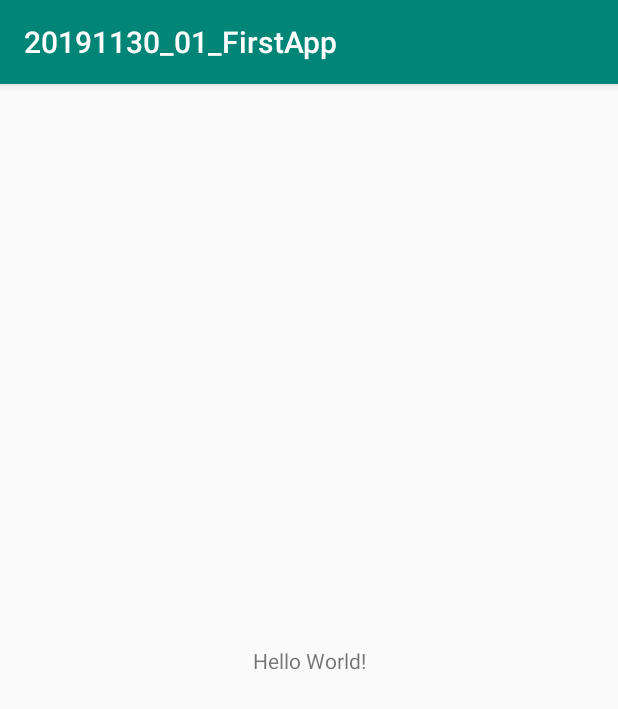
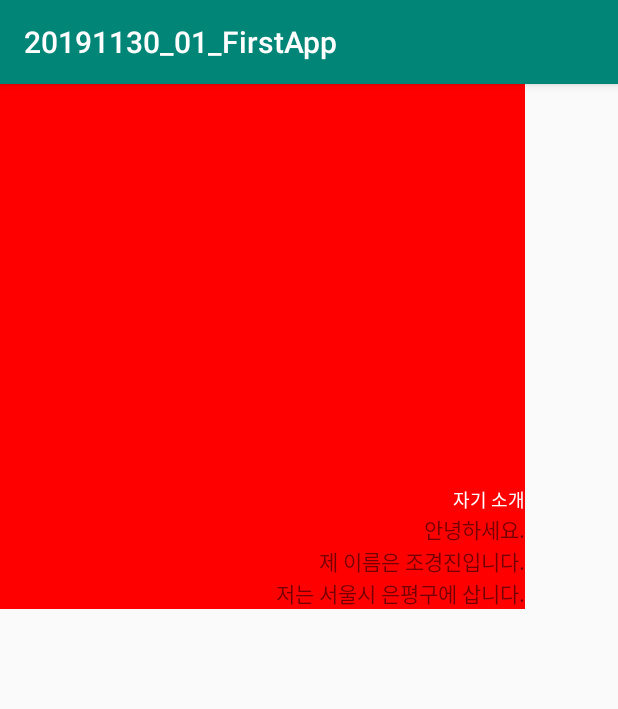
Before and after one commit to cho881020/20191130_01_FirstApp, an Android app: the screen it shows after launch (MainActivity), on a phone screen of 412 x 824 dp. Shown: the top 709 px of the screen. Run offline under Robolectric (Android 15) with nearby library versions, the phone set to English and light mode, and no system bars.

Commit message:
LinearLayout / TextView 속성 연습

```diff
--- a/app/src/main/res/layout/activity_main.xml
+++ b/app/src/main/res/layout/activity_main.xml
@@ -1,18 +1,41 @@
 <?xml version="1.0" encoding="utf-8"?>
-<androidx.constraintlayout.widget.ConstraintLayout xmlns:android="http://schemas.android.com/apk/res/android"
+<LinearLayout xmlns:android="http://schemas.android.com/apk/res/android"
     xmlns:app="http://schemas.android.com/apk/res-auto"
     xmlns:tools="http://schemas.android.com/tools"
     android:layout_width="match_parent"
     android:layout_height="match_parent"
     tools:context=".MainActivity">
 
-    <TextView
-        android:layout_width="wrap_content"
-        android:layout_height="wrap_content"
-        android:text="Hello World!"
-        app:layout_constraintBottom_toBottomOf="parent"
-        app:layout_constraintLeft_toLeftOf="parent"
-        app:layout_constraintRight_toRightOf="parent"
-        app:layout_constraintTop_toTopOf="parent" />
+    <LinearLayout
+        android:layout_width="350dp"
+        android:layout_height="350dp"
+        android:background="#FF0000"
+        android:gravity="right|bottom"
+        android:orientation="vertical">
 
-</androidx.constraintlayout.widget.ConstraintLayout>
+        <TextView
+            android:layout_width="wrap_content"
+            android:layout_height="wrap_content"
+            android:text="자기 소개"
+            android:textColor="#FFFFFF"
+            android:textSize="12sp"/>
+
+        <TextView
+            android:layout_width="wrap_content"
+            android:layout_height="wrap_content"
+            android:text="안녕하세요."/>
+
+        <TextView
+            android:layout_width="wrap_content"
+            android:layout_height="wrap_content"
+            android:text="제 이름은 조경진입니다." />
+
+        <TextView
+            android:layout_width="wrap_content"
+            android:layout_height="wrap_content"
+            android:text="저는 서울시 은평구에 삽니다." />
+
+
+    </LinearLayout>
+
+</LinearLayout>
```
